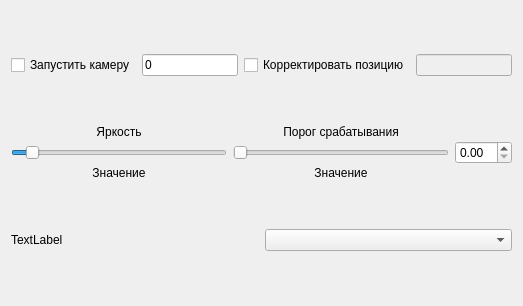
The window that image_process.ui (CMIDnavigation/Test) describes before a commit, drawn with Qt 5.
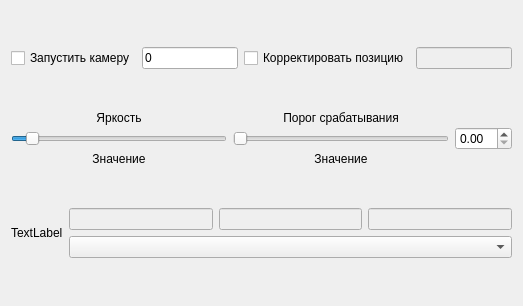
The same window after the commit.

Commit message: added_xor_and_rgb

The edit to the form file:
```diff
--- a/image_process.ui
+++ b/image_process.ui
@@ -140,6 +140,33 @@
       </widget>
      </item>
      <item>
+      <layout class="QVBoxLayout" name="verticalLayout_3">
+       <item>
+        <layout class="QHBoxLayout" name="horizontalLayout_4">
+         <item>
+          <widget class="QLineEdit" name="line_R">
+           <property name="enabled">
+            <bool>false</bool>
+           </property>
+          </widget>
+         </item>
+         <item>
+          <widget class="QLineEdit" name="line_G">
+           <property name="enabled">
+            <bool>false</bool>
+           </property>
+          </widget>
+         </item>
+         <item>
+          <widget class="QLineEdit" name="line_B">
+           <property name="enabled">
+            <bool>false</bool>
+           </property>
+          </widget>
+         </item>
+        </layout>
+       </item>
+       <item>
       <widget class="QComboBox" name="combo_type_pict">
        <property name="minimumSize">
         <size>
@@ -148,6 +175,8 @@
         </size>
        </property>
       </widget>
+       </item>
+      </layout>
      </item>
     </layout>
    </item>
```
Lines whose indentation alone changed are shown as unchanged. The commit also changes 2 other files.
